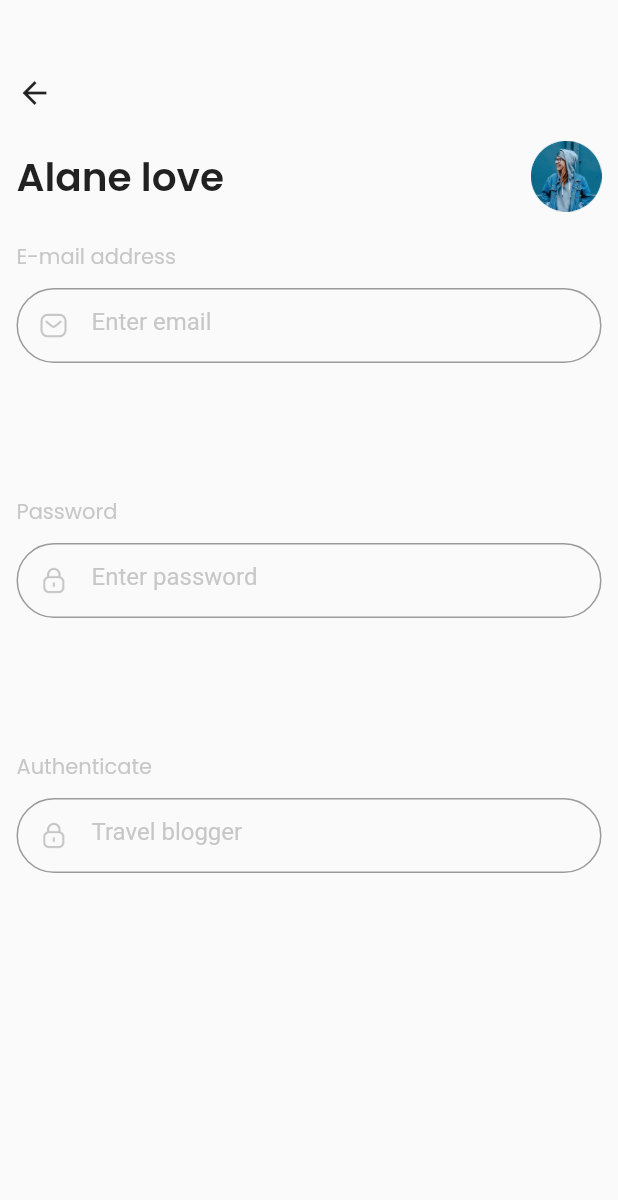
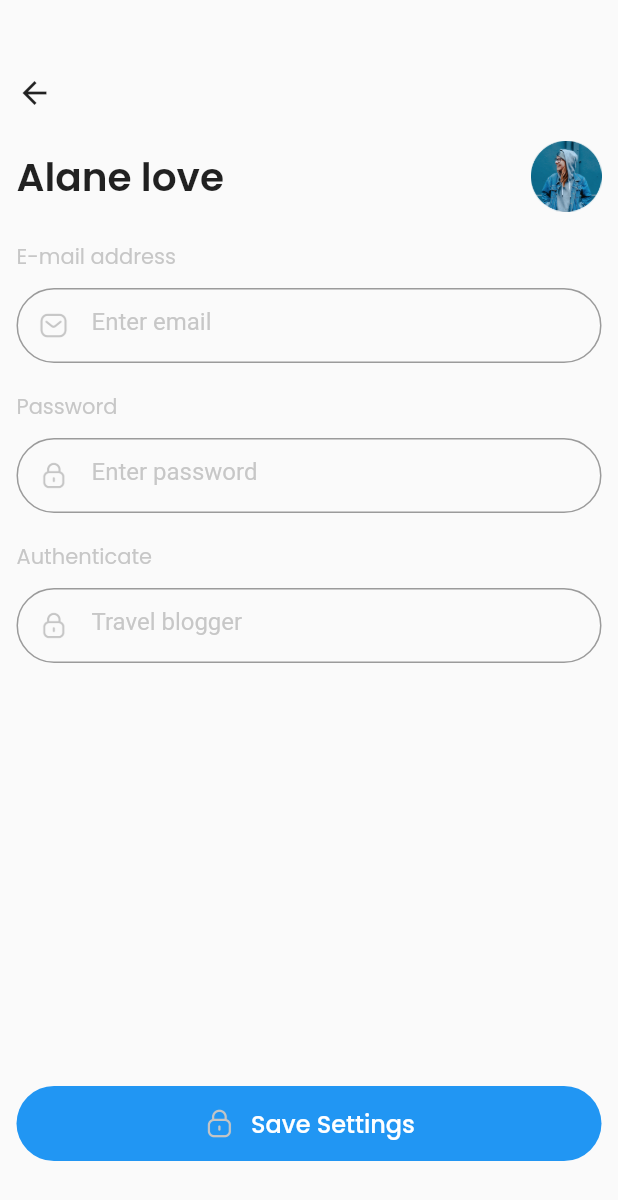
Before and after one commit to dmTung99-dev/demo_1, a Flutter app: the screen it shows after launch, on a phone screen of 412 x 824 dp. Shown: the top 1200 px of the screen. Run offline on Flutter 3.47's test engine with Material 2 defaults, Android fonts, the phone set to English and light mode, and no system bars.

Commit message:
Tung Duong: Create ButtonWidget

```diff
--- a/lib/main.dart
+++ b/lib/main.dart
@@ -1,4 +1,4 @@
-import 'package:demo_1/view/auth/login_view.dart';
+import 'package:demo_1/view/auth/setting_view.dart';
 import 'package:demo_1/view/home/home_view.dart';
 import 'package:demo_1/view/splash/splash_view.dart';
 import 'package:flutter/material.dart';
@@ -16,7 +16,7 @@ class MyApp extends StatelessWidget {
       home: const SplashScreen(),
       routes: {
         '/home': (context) => const HomeScreen(),
-        '/login': (context) => const LoginScreen(),
+        '/setting': (context) => const SettingScreen(),
       }
     );
   }
--- a/lib/view/auth/login_view.dart
+++ /dev/null
@@ -1,69 +0,0 @@
-import 'dart:html';
-
-import 'package:demo_1/view/widget/input_widget.dart';
-import 'package:flutter/material.dart';
-
-class LoginScreen extends StatefulWidget {
-  const LoginScreen({super.key});
-
-  @override
-  // ignore: library_private_types_in_public_api
-  _LoginScreenState createState() => _LoginScreenState();
-}
-
-class _LoginScreenState extends State<LoginScreen> {
-  TextEditingController emailController = TextEditingController();
-  TextEditingController passwordController= TextEditingController();
-  @override
-  Widget build(BuildContext context) {
-
-    return Scaffold(
-      body: SizedBox(
-        child:  Padding(
-          padding: const EdgeInsets.fromLTRB(11,50,11,50),
-          child:  Column(
-            crossAxisAlignment: CrossAxisAlignment.start,
-            children: [
-              const SizedBox(
-                height: 24,
-                width: 24,
-                child: Icon(Icons.arrow_back)
-              ),
-              const SizedBox(
-                height: 20,
-              ),
-              Row(
-                mainAxisAlignment: MainAxisAlignment.spaceBetween,
-                children: [
-                  const Text('Alane love', style: TextStyle(fontSize: 26, fontFamily: 'PoppinsSemiBold'),),
-                  Image.asset('assets/images/alan_love_avatar.png', width: 47, height: 47,)
-                ],
-              ),
-              const SizedBox(height: 20,),
-              InputWidget(
-                lable: 'E-mail address',
-                hintText: 'Enter email',
-                controller: emailController,
-                iconInput: 'assets/images/email_icon.png',
-              ),
-              const SizedBox(height: 20,),
-              InputWidget(
-                lable: 'Password',
-                hintText: 'Enter password',
-                controller: passwordController,
-                iconInput: 'assets/images/pass_word_icon.png',
-              ),
-              const SizedBox(height: 20,),
-              InputWidget(
-                lable: 'Authenticate',
-                hintText: 'Travel blogger',
-                controller: passwordController,
-                iconInput: 'assets/images/pass_word_icon.png',
-              ),
-            ],
-          ),
-        )
-      ),
-    );
-  }
-}
--- /dev/null
+++ b/lib/view/auth/setting_view.dart
@@ -0,0 +1,82 @@
+import 'package:demo_1/view/widget/button_widget.dart';
+import 'package:demo_1/view/widget/input_widget.dart';
+import 'package:flutter/material.dart';
+
+class SettingScreen extends StatefulWidget {
+  const SettingScreen({super.key});
+
+  @override
+  // ignore: library_private_types_in_public_api
+  _SettingScreenState createState() => _SettingScreenState();
+}
+
+class _SettingScreenState extends State<SettingScreen> {
+  TextEditingController emailController = TextEditingController();
+  TextEditingController passwordController= TextEditingController();
+
+  void onPressSetting () {
+    // ignore: avoid_print
+    print('You click right here!');
+  }
+
+  @override
+  Widget build(BuildContext context) {
+    return Scaffold(
+      body: Padding(
+        padding: const EdgeInsets.fromLTRB(11,50,11,50),
+        child: Stack(
+          children: [
+            SizedBox(
+              child:  Column(
+                crossAxisAlignment: CrossAxisAlignment.start,
+                children: [
+                  const SizedBox(
+                    height: 24,
+                    width: 24,
+                    child: Icon(Icons.arrow_back)
+                  ),
+                  const SizedBox(
+                    height: 20,
+                  ),
+                  Row(
+                    mainAxisAlignment: MainAxisAlignment.spaceBetween,
+                    children: [
+                      const Text('Alane love', style: TextStyle(fontSize: 26, fontFamily: 'PoppinsSemiBold'),),
+                      Image.asset('assets/images/alan_love_avatar.png', width: 47, height: 47,)
+                    ],
+                  ),
+                  const SizedBox( height: 20,),
+                  InputWidget(
+                    lable: 'E-mail address',
+                    hintText: 'Enter email',
+                    controller: emailController,
+                    iconInput: 'assets/images/email_icon.png',
+                  ),
+                  InputWidget(
+                    lable: 'Password',
+                    hintText: 'Enter password',
+                    controller: passwordController,
+                    iconInput: 'assets/images/pass_word_icon.png',
+                    isPassword: true,
+                  ),
+                  InputWidget(
+                    lable: 'Authenticate',
+                    hintText: 'Travel blogger',
+                    controller: passwordController,
+                    iconInput: 'assets/images/pass_word_icon.png',
+                  ),
+                ],
+              )
+            ),
+            Positioned(
+              bottom: 0,
+              left: 0,
+              right: 0,
+              child: ButtonWidget(lable: 'Save Settings', onPress: onPressSetting, icon: 'assets/images/pass_word_icon.png')
+              )
+          ],
+        ),
+      ),
+    );
+  }
+}
--- a/lib/view/splash/splash_view.dart
+++ b/lib/view/splash/splash_view.dart
@@ -17,7 +17,7 @@ class _SplashScreenState extends State<SplashScreen> {
 
   void _navigateToHome() {
     Future.delayed( const Duration(seconds: 2), () {
-      Navigator.pushReplacementNamed(context, '/login');
+      Navigator.pushReplacementNamed(context, '/setting');
     });
   }
 
--- /dev/null
+++ b/lib/view/widget/button_widget.dart
@@ -0,0 +1,47 @@
+import 'package:flutter/material.dart';
+
+class ButtonWidget extends StatefulWidget {
+  final String lable;
+  final String icon;
+  final VoidCallback onPress;
+  final Color backgroundColor;
+
+  const ButtonWidget({
+    Key? key,
+    required this.lable,
+    this.icon = '',
+    required this.onPress,
+    this.backgroundColor = Colors.blue,
+  }) : super(key: key);
+
+  @override
+  // ignore: library_private_types_in_public_api
+  _ButtonWidget createState() => _ButtonWidget();
+}
+
+class _ButtonWidget extends State<ButtonWidget> {
+
+  @override
+  Widget build(BuildContext context) {
+    return GestureDetector(
+      onTap: widget.onPress,
+      child: Container(
+        height: 50,
+        decoration: BoxDecoration(
+          color: widget.backgroundColor,
+          borderRadius: BorderRadius.circular(36),
+        ),
+        child: Row(
+          mainAxisAlignment: MainAxisAlignment.center,
+          children: [
+            if (widget.icon.isNotEmpty) ...[
+              Image.asset(widget.icon, width: 22, height: 22),
+              const SizedBox(width: 10),
+            ],
+            Text(widget.lable, style: const TextStyle( fontSize: 16, color: Colors.white, fontFamily: 'PoppinsMedium', ))
+          ],
+        ),
+      ),
+    );
+  }
+}
--- a/lib/view/widget/input_widget.dart
+++ b/lib/view/widget/input_widget.dart
@@ -27,7 +27,7 @@ class _InputWidgetState extends State<InputWidget> {
   @override
   Widget build(BuildContext context) {
     return SizedBox(
-      height: 150,
+      height: 100,
       child: Column(
         crossAxisAlignment: CrossAxisAlignment.start,
         children: [
--- a/pubspec.yaml
+++ b/pubspec.yaml
@@ -67,6 +67,9 @@ flutter:
     - family: PoppinsRegular
       fonts:
         - asset: assets/font/Poppins/Poppins-Regular.ttf
+    - family: PoppinsMedium
+      fonts:
+        - asset: assets/font/Poppins/Poppins-Medium.ttf
 
   # To add assets to your application, add an assets section, like this:
   # assets:
```
